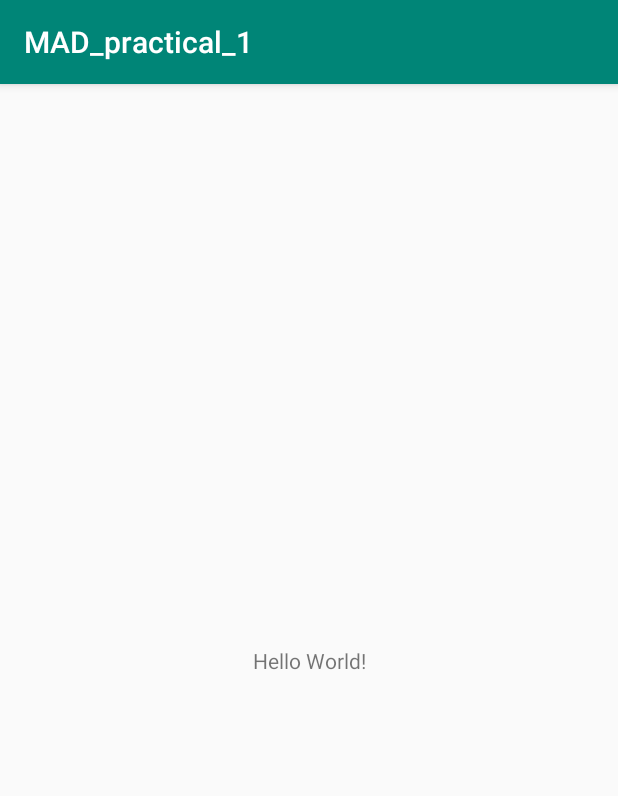
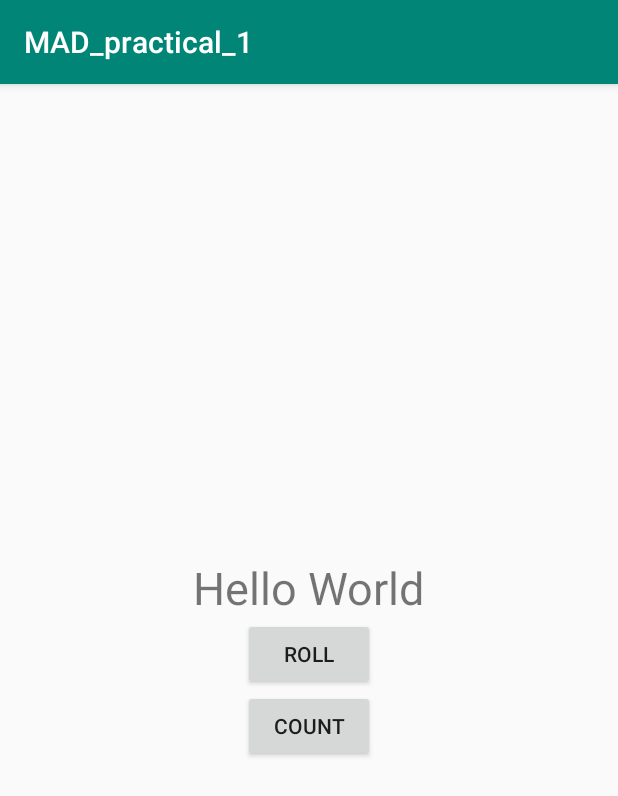
Before and after one commit to ongjh/MAD_practical_1, an Android app: the screen it shows after launch (MainActivity), on a phone screen of 412 x 824 dp. Shown: the top 796 px of the screen. Run offline under Robolectric (Android 15) with nearby library versions, the phone set to English and light mode, and no system bars.

Commit message:
First commit

```diff
--- a/app/src/main/java/com/example/mad_practical_1/MainActivity.kt
+++ b/app/src/main/java/com/example/mad_practical_1/MainActivity.kt
@@ -2,11 +2,30 @@ package com.example.mad_practical_1
 
 import androidx.appcompat.app.AppCompatActivity
 import android.os.Bundle
+import android.widget.Button
+import android.widget.TextView
+import android.widget.Toast
 
 class MainActivity : AppCompatActivity() {
 
     override fun onCreate(savedInstanceState: Bundle?) {
         super.onCreate(savedInstanceState)
         setContentView(R.layout.activity_main)
+
+        val rollButton: Button = findViewById(R.id.roll_button)
+
+        rollButton.setOnClickListener { rollDice() }
+
+
+    }
+    private fun rollDice() {
+        val resultText: TextView = findViewById(R.id.result_text)
+
+        val randomInt = (1..6).random()
+        resultText.text = randomInt.toString()
+        val countupButton : Button = findViewById(R.id.count_up)
+        countupButton.setOnClickListener{
+
+        }
     }
 }
--- a/app/src/main/res/layout/activity_main.xml
+++ b/app/src/main/res/layout/activity_main.xml
@@ -1,18 +1,36 @@
 <?xml version="1.0" encoding="utf-8"?>
-<androidx.constraintlayout.widget.ConstraintLayout xmlns:android="http://schemas.android.com/apk/res/android"
+<LinearLayout
+    xmlns:android="http://schemas.android.com/apk/res/android"
     xmlns:app="http://schemas.android.com/apk/res-auto"
     xmlns:tools="http://schemas.android.com/tools"
     android:layout_width="match_parent"
-    android:layout_height="match_parent"
+    android:layout_height="wrap_content"
+    android:orientation="vertical"
+    android:layout_gravity="center_vertical"
     tools:context=".MainActivity">
 
     <TextView
+        android:id="@+id/result_text"
         android:layout_width="wrap_content"
         android:layout_height="wrap_content"
-        android:text="Hello World!"
-        app:layout_constraintBottom_toBottomOf="parent"
-        app:layout_constraintLeft_toLeftOf="parent"
-        app:layout_constraintRight_toRightOf="parent"
-        app:layout_constraintTop_toTopOf="parent" />
+        android:layout_gravity="center_horizontal"
+        android:textSize="30sp"
+        android:text="Hello World" />
 
-</androidx.constraintlayout.widget.ConstraintLayout>
+    <Button
+        android:id="@+id/roll_button"
+        android:layout_width="wrap_content"
+        android:layout_height="wrap_content"
+        android:layout_gravity="center_horizontal"
+        android:text="@string/roll_label"
+        />
+
+    <Button
+        android:id="@+id/count_up"
+        android:layout_width="wrap_content"
+        android:layout_height="wrap_content"
+        android:layout_gravity="center_horizontal"
+        android:text="Count" />
+
+
+</LinearLayout>
--- a/app/src/main/res/values/strings.xml
+++ b/app/src/main/res/values/strings.xml
@@ -1,3 +1,4 @@
 <resources>
     <string name="app_name">MAD_practical_1</string>
+    <string name="roll_label">Roll</string>
 </resources>
```
